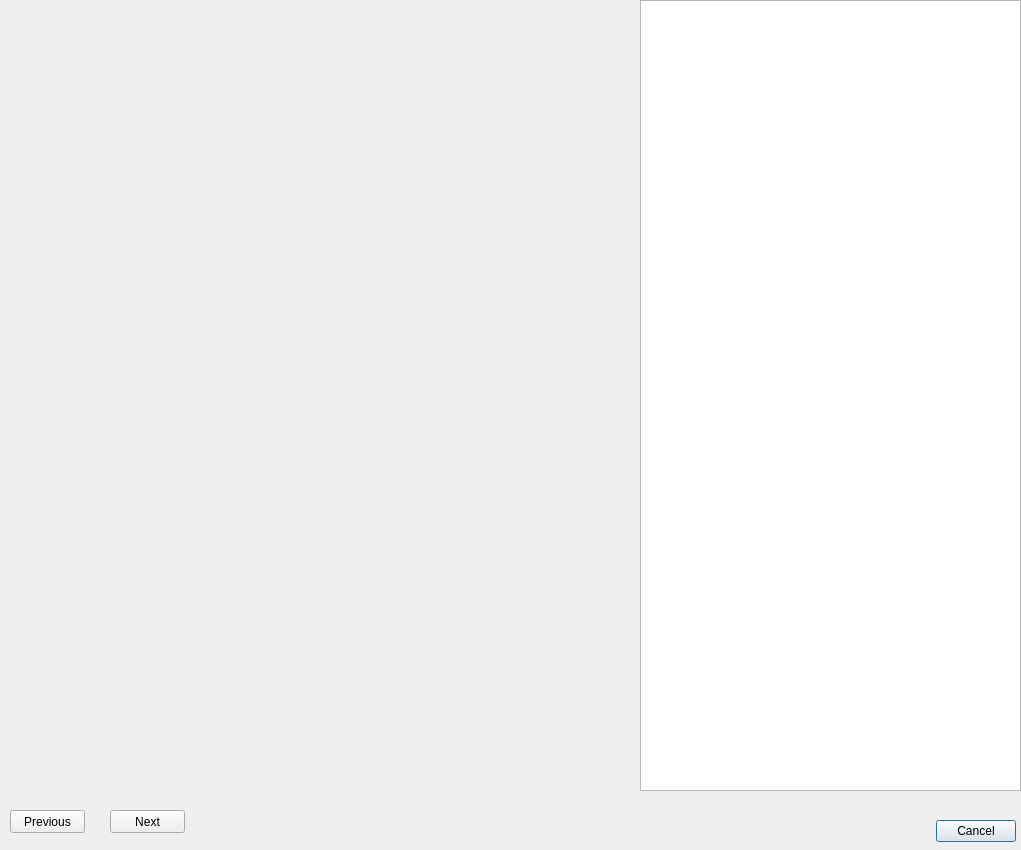
First picture: the form in photomanager/ui/file_dup.ui, repository wrenchzc/photomanagger, before the edit.
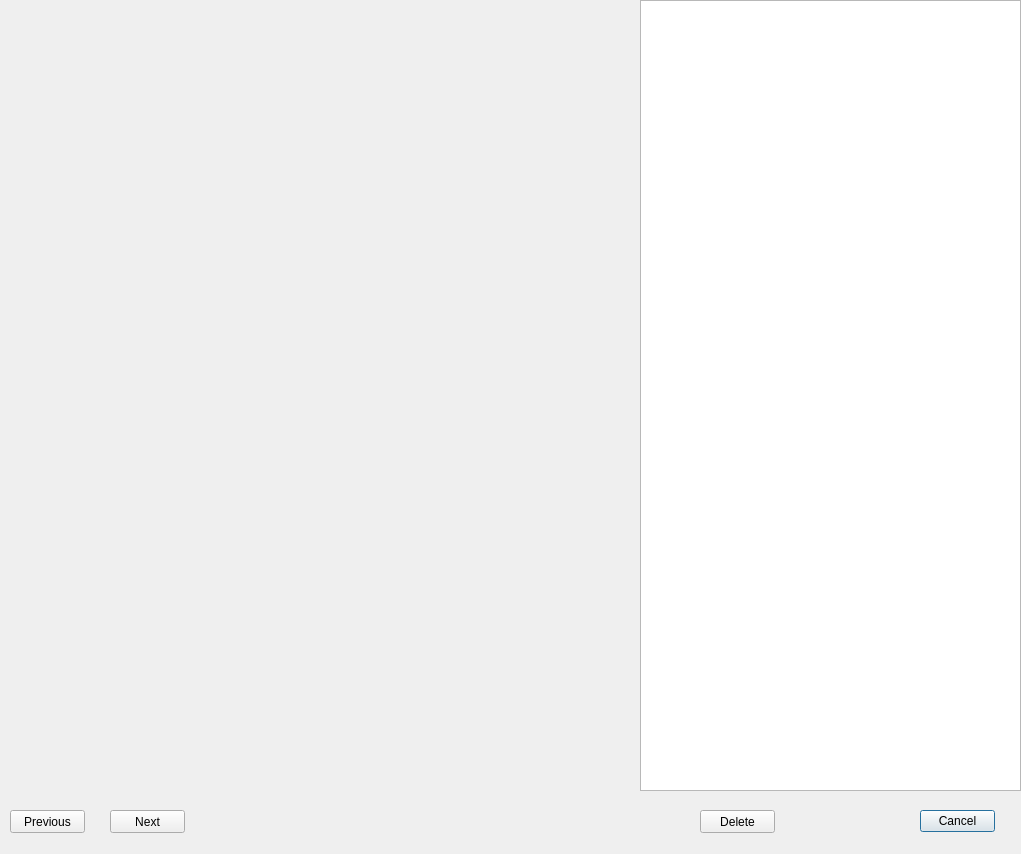
Second picture: the form after the edit.

The edit to the form file:
```diff
--- a/photomanager/ui/file_dup.ui
+++ b/photomanager/ui/file_dup.ui
@@ -10,7 +10,7 @@
     <x>0</x>
     <y>0</y>
     <width>1021</width>
-    <height>850</height>
+    <height>854</height>
    </rect>
   </property>
   <property name="windowTitle">
@@ -59,9 +59,9 @@
   <widget class="QDialogButtonBox" name="btnCancel">
    <property name="geometry">
     <rect>
-     <x>935</x>
-     <y>820</y>
-     <width>81</width>
+     <x>920</x>
+     <y>810</y>
+     <width>75</width>
      <height>23</height>
     </rect>
    </property>
@@ -98,6 +98,19 @@
     <string>Next</string>
    </property>
   </widget>
+  <widget class="QPushButton" name="btnDelete">
+   <property name="geometry">
+    <rect>
+     <x>700</x>
+     <y>810</y>
+     <width>75</width>
+     <height>23</height>
+    </rect>
+   </property>
+   <property name="text">
+    <string>Delete</string>
+   </property>
+  </widget>
  </widget>
  <resources/>
  <connections/>
```
Left out of the diff: 64 changed lines with no effect on the pictures.
